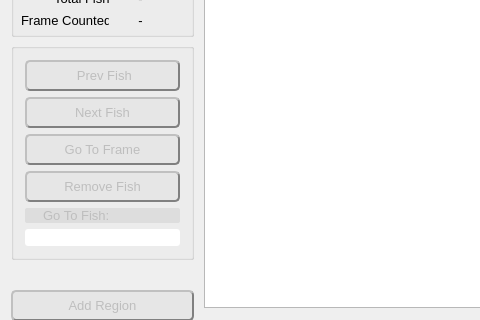
Before: the Qt Designer form src/video_annotator/mainwindow.ui in cvisionai/Tator-Native, drawn with Qt 5; both pictures show x 0 to 480 and y 272 to 592 of the 1035 by 688 pixel window.
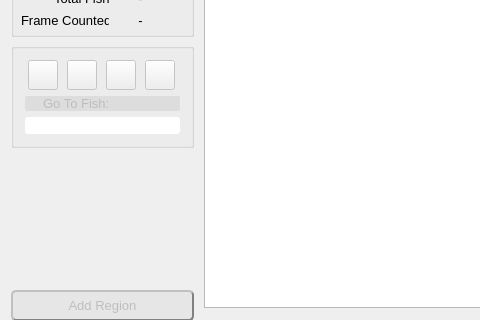
After: the same form once the commit is applied.

Commit message: Update buttons in main window

What changed in the file:
```diff
--- a/src/video_annotator/mainwindow.ui
+++ b/src/video_annotator/mainwindow.ui
@@ -560,8 +560,8 @@
            <string/>
           </property>
           <layout class="QGridLayout" name="gridLayout">
-           <item row="0" column="0">
-            <widget class="QPushButton" name="prevFish">
+           <item row="9" column="0">
+            <widget class="QLineEdit" name="goToFishVal">
              <property name="enabled">
               <bool>false</bool>
              </property>
@@ -588,59 +588,12 @@
               <enum>Qt::StrongFocus</enum>
              </property>
              <property name="styleSheet">
-              <string notr="true">background-color: rgb(230, 230, 230);
-border-style: outset;
-border-radius: 5px;
-border-width: 2px;
-border-color: grey;
-padding: 6px;</string>
+              <string notr="true">border-style: outset;
+border-radius: 3px;</string>
              </property>
-             <property name="text">
-              <string>   Prev Fish  </string>
-             </property>
             </widget>
            </item>
-           <item row="1" column="0">
-            <widget class="QPushButton" name="nextFish">
-             <property name="enabled">
-              <bool>false</bool>
-             </property>
-             <property name="sizePolicy">
-              <sizepolicy hsizetype="MinimumExpanding" vsizetype="Fixed">
-               <horstretch>0</horstretch>
-               <verstretch>0</verstretch>
-              </sizepolicy>
-             </property>
-             <property name="minimumSize">
-              <size>
-               <width>0</width>
-               <height>0</height>
-              </size>
-             </property>
-             <property name="font">
-              <font>
-               <pointsize>10</pointsize>
-               <weight>50</weight>
-               <bold>false</bold>
-              </font>
-             </property>
-             <property name="focusPolicy">
-              <enum>Qt::StrongFocus</enum>
-             </property>
-             <property name="styleSheet">
-              <string notr="true">background-color: rgb(230, 230, 230);
-border-style: outset;
-border-radius: 5px;
-border-width: 2px;
-border-color: grey;
-padding: 6px;</string>
-             </property>
-             <property name="text">
-              <string>Next Fish</string>
-             </property>
-            </widget>
-           </item>
-           <item row="4" column="0">
+           <item row="8" column="0">
             <widget class="QLabel" name="goToFishLabel">
              <property name="enabled">
               <bool>false</bool>
@@ -674,21 +627,129 @@
              </property>
             </widget>
            </item>
-           <item row="2" column="0">
+           <item row="0" column="0">
+            <layout class="QHBoxLayout" name="horizontalLayout">
+             <item>
+              <widget class="QPushButton" name="prevFish">
+               <property name="enabled">
+                <bool>false</bool>
+               </property>
+               <property name="sizePolicy">
+                <sizepolicy hsizetype="Fixed" vsizetype="Fixed">
+                 <horstretch>0</horstretch>
+                 <verstretch>0</verstretch>
+                </sizepolicy>
+               </property>
+               <property name="minimumSize">
+                <size>
+                 <width>30</width>
+                 <height>30</height>
+                </size>
+               </property>
+               <property name="maximumSize">
+                <size>
+                 <width>30</width>
+                 <height>30</height>
+                </size>
+               </property>
+               <property name="font">
+                <font>
+                 <pointsize>10</pointsize>
+                 <weight>50</weight>
+                 <bold>false</bold>
+                </font>
+               </property>
+               <property name="focusPolicy">
+                <enum>Qt::StrongFocus</enum>
+               </property>
+               <property name="toolTip">
+                <string>Prev fish</string>
+               </property>
+               <property name="styleSheet">
+                <string notr="true"/>
+               </property>
+               <property name="text">
+                <string/>
+               </property>
+               <property name="iconSize">
+                <size>
+                 <width>30</width>
+                 <height>30</height>
+                </size>
+               </property>
+              </widget>
+             </item>
+             <item>
+              <widget class="QPushButton" name="nextFish">
+               <property name="enabled">
+                <bool>false</bool>
+               </property>
+               <property name="sizePolicy">
+                <sizepolicy hsizetype="Fixed" vsizetype="Fixed">
+                 <horstretch>0</horstretch>
+                 <verstretch>0</verstretch>
+                </sizepolicy>
+               </property>
+               <property name="minimumSize">
+                <size>
+                 <width>30</width>
+                 <height>30</height>
+                </size>
+               </property>
+               <property name="maximumSize">
+                <size>
+                 <width>30</width>
+                 <height>30</height>
+                </size>
+               </property>
+               <property name="font">
+                <font>
+                 <pointsize>10</pointsize>
+                 <weight>50</weight>
+                 <bold>false</bold>
+                </font>
+               </property>
+               <property name="focusPolicy">
+                <enum>Qt::StrongFocus</enum>
+               </property>
+               <property name="toolTip">
+                <string>Next fish</string>
+               </property>
+               <property name="styleSheet">
+                <string notr="true"/>
+               </property>
+               <property name="text">
+                <string/>
+               </property>
+               <property name="iconSize">
+                <size>
+                 <width>30</width>
+                 <height>30</height>
+                </size>
+               </property>
+              </widget>
+             </item>
+             <item>
             <widget class="QPushButton" name="goToFrame">
              <property name="enabled">
               <bool>false</bool>
              </property>
              <property name="sizePolicy">
-              <sizepolicy hsizetype="MinimumExpanding" vsizetype="Fixed">
+                <sizepolicy hsizetype="Fixed" vsizetype="Fixed">
                <horstretch>0</horstretch>
                <verstretch>0</verstretch>
               </sizepolicy>
              </property>
              <property name="minimumSize">
               <size>
-               <width>0</width>
-               <height>0</height>
+                 <width>30</width>
+                 <height>30</height>
+                </size>
+               </property>
+               <property name="maximumSize">
+                <size>
+                 <width>30</width>
+                 <height>30</height>
               </size>
              </property>
              <property name="font">
@@ -705,15 +766,16 @@
               <enum>Qt::StrongFocus</enum>
              </property>
              <property name="styleSheet">
-              <string notr="true">background-color: rgb(230, 230, 230);
-border-style: outset;
-border-radius: 5px;
-border-width: 2px;
-border-color: grey;
-padding: 6px;</string>
+                <string notr="true"/>
              </property>
              <property name="text">
-              <string>Go To Frame</string>
+                <string/>
+               </property>
+               <property name="iconSize">
+                <size>
+                 <width>30</width>
+                 <height>30</height>
+                </size>
              </property>
              <property name="autoDefault">
               <bool>false</bool>
@@ -723,21 +785,27 @@
              </property>
             </widget>
            </item>
-           <item row="3" column="0">
+             <item>
             <widget class="QPushButton" name="removeFish">
              <property name="enabled">
               <bool>false</bool>
              </property>
              <property name="sizePolicy">
-              <sizepolicy hsizetype="MinimumExpanding" vsizetype="Fixed">
+                <sizepolicy hsizetype="Fixed" vsizetype="Fixed">
                <horstretch>0</horstretch>
                <verstretch>0</verstretch>
               </sizepolicy>
              </property>
              <property name="minimumSize">
               <size>
-               <width>0</width>
-               <height>0</height>
+                 <width>30</width>
+                 <height>30</height>
+                </size>
+               </property>
+               <property name="maximumSize">
+                <size>
+                 <width>30</width>
+                 <height>30</height>
               </size>
              </property>
              <property name="font">
@@ -754,50 +822,20 @@
               <bool>false</bool>
              </property>
              <property name="styleSheet">
-              <string notr="true">background-color: rgb(230, 230, 230);
-border-style: outset;
-border-radius: 5px;
-border-width: 2px;
-border-color: grey;
-padding: 6px;</string>
+                <string notr="true"/>
              </property>
              <property name="text">
-              <string>Remove Fish</string>
-             </property>
-            </widget>
-           </item>
-           <item row="5" column="0">
-            <widget class="QLineEdit" name="goToFishVal">
-             <property name="enabled">
-              <bool>false</bool>
-             </property>
-             <property name="sizePolicy">
-              <sizepolicy hsizetype="MinimumExpanding" vsizetype="Fixed">
-               <horstretch>0</horstretch>
-               <verstretch>0</verstretch>
-              </sizepolicy>
-             </property>
-             <property name="minimumSize">
+                <string/>
+               </property>
+               <property name="iconSize">
               <size>
-               <width>0</width>
-               <height>0</height>
-              </size>
-             </property>
-             <property name="font">
-              <font>
-               <pointsize>10</pointsize>
-               <weight>50</weight>
-               <bold>false</bold>
-              </font>
-             </property>
-             <property name="focusPolicy">
-              <enum>Qt::StrongFocus</enum>
-             </property>
-             <property name="styleSheet">
-              <string notr="true">border-style: outset;
-border-radius: 3px;</string>
-             </property>
-            </widget>
+                 <width>30</width>
+                 <height>30</height>
+                </size>
+               </property>
+              </widget>
+             </item>
+            </layout>
            </item>
           </layout>
          </widget>
```
Left out of the diff: 6 changed lines with no effect on the pictures. Lines whose indentation alone changed are shown as unchanged. The commit also changes 1 other file.
